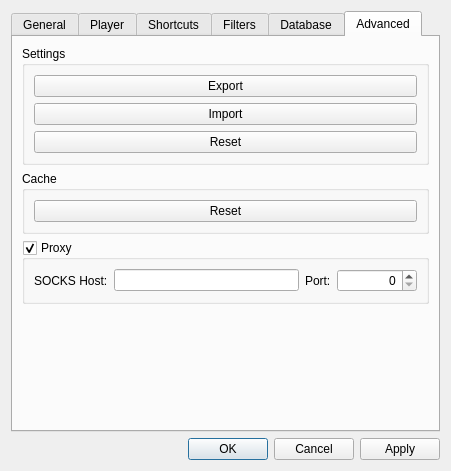
Above: rss_tube/gui/designs/widget_settings.ui from seird/rsstube before the change. Below: the same form after it.
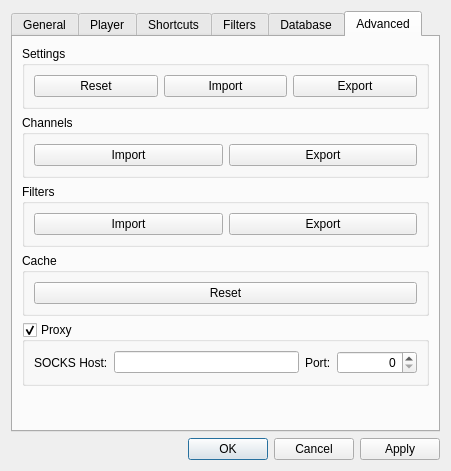
That is the form after the change. The open tabs and pages were chosen to show the change.

Commit message: export channels/filters

The edit to the form file:
```diff
--- a/rss_tube/gui/designs/widget_settings.ui
+++ b/rss_tube/gui/designs/widget_settings.ui
@@ -7,7 +7,7 @@
     <x>0</x>
     <y>0</y>
     <width>451</width>
-    <height>461</height>
+    <height>424</height>
    </rect>
   </property>
   <property name="windowTitle">
@@ -575,25 +575,71 @@
          <property name="title">
           <string>Settings</string>
          </property>
-         <layout class="QVBoxLayout" name="verticalLayout_5">
-          <item>
-           <widget class="QPushButton" name="pb_export_settings">
-            <property name="text">
-             <string>Export</string>
-            </property>
-           </widget>
-          </item>
-          <item>
-           <widget class="QPushButton" name="pb_import_settings">
-            <property name="text">
-             <string>Import</string>
-            </property>
-           </widget>
-          </item>
+         <layout class="QHBoxLayout" name="horizontalLayout_9">
           <item>
            <widget class="QPushButton" name="pb_reset_settings">
             <property name="text">
              <string>Reset</string>
+            </property>
+           </widget>
+          </item>
+          <item>
+           <widget class="QPushButton" name="pb_import_settings">
+            <property name="text">
+             <string>Import</string>
+            </property>
+           </widget>
+          </item>
+          <item>
+           <widget class="QPushButton" name="pb_export_settings">
+            <property name="text">
+             <string>Export</string>
+            </property>
+           </widget>
+          </item>
+         </layout>
+        </widget>
+       </item>
+       <item>
+        <widget class="QGroupBox" name="groupBox_7">
+         <property name="title">
+          <string>Channels</string>
+         </property>
+         <layout class="QHBoxLayout" name="horizontalLayout_7">
+          <item>
+           <widget class="QPushButton" name="pb_import_channels">
+            <property name="text">
+             <string>Import</string>
+            </property>
+           </widget>
+          </item>
+          <item>
+           <widget class="QPushButton" name="pb_export_channels">
+            <property name="text">
+             <string>Export</string>
+            </property>
+           </widget>
+          </item>
+         </layout>
+        </widget>
+       </item>
+       <item>
+        <widget class="QGroupBox" name="groupBox_14">
+         <property name="title">
+          <string>Filters</string>
+         </property>
+         <layout class="QHBoxLayout" name="horizontalLayout_8">
+          <item>
+           <widget class="QPushButton" name="pb_import_filters">
+            <property name="text">
+             <string>Import</string>
+            </property>
+           </widget>
+          </item>
+          <item>
+           <widget class="QPushButton" name="pb_export_filters">
+            <property name="text">
+             <string>Export</string>
             </property>
            </widget>
           </item>
```
The commit also changes 6 other files.
